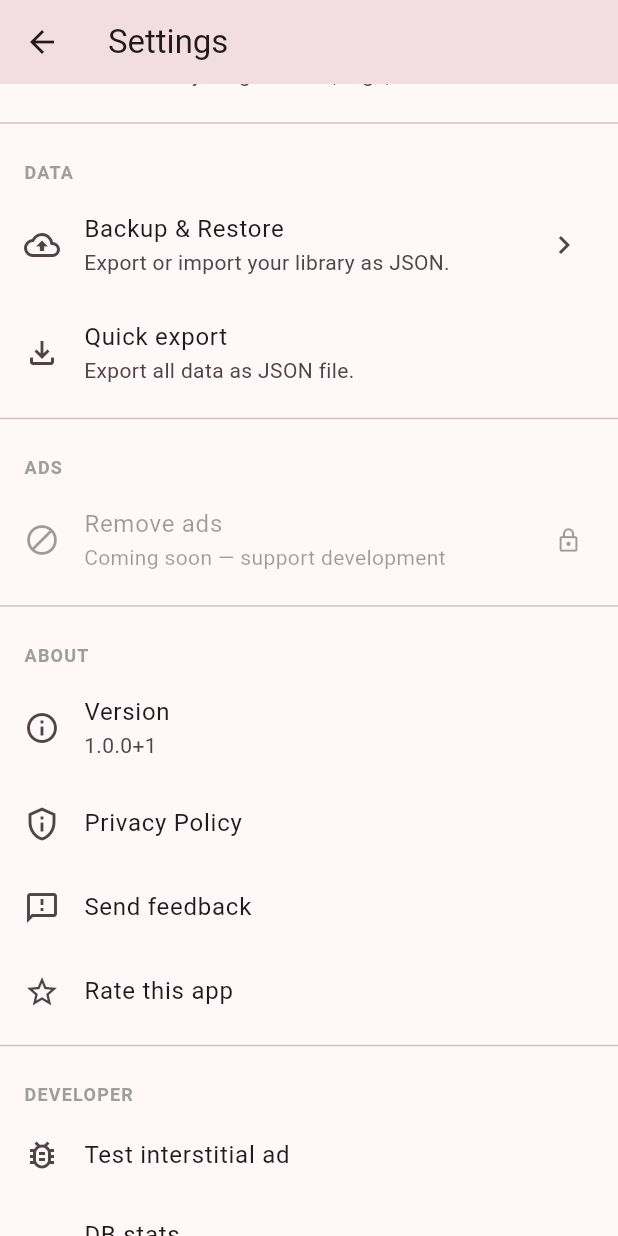
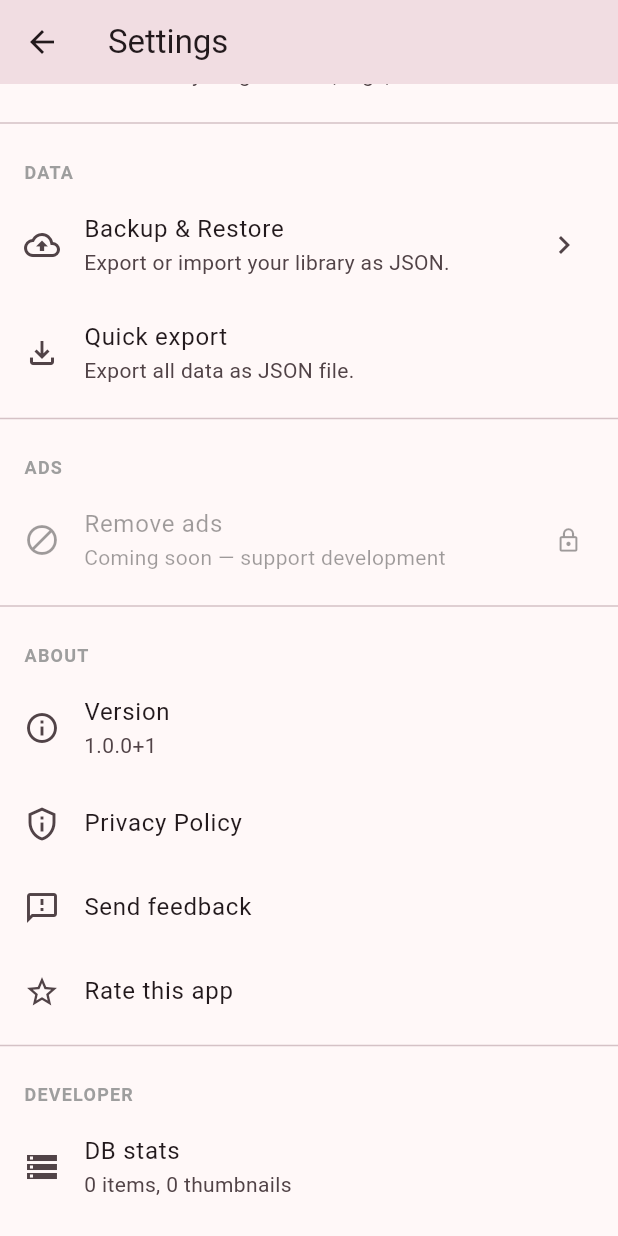
Before and after one commit to hoangsoft90/reclip, a Flutter app: the SettingsScreen screen opened directly with empty values, scrolled down 576 dp, on a phone screen of 412 x 824 dp. Run offline on Flutter 3.47's test engine with Material 3 defaults, Android fonts, the phone set to English and light mode, and no system bars; our stand-ins replace connectivity_plus, dio, drift, file_picker, flutter_cache_manager, flutter_riverpod and 5 more; missing offline and left inert: receive_sharing_intent; accounts and stored records are empty; generated files the repository leaves out were written again; network calls fail; statements that could not run were skipped.

Commit message:
chore: remove test interstitial ad menu from Settings
🤖 Generated with Codebuff
Co-Authored-By: Codebuff <noreply@codebuff.com>

```diff
--- a/lib/features/settings/presentation/settings_screen.dart
+++ b/lib/features/settings/presentation/settings_screen.dart
@@ -190,13 +190,6 @@ class _SettingsScreenState extends ConsumerState<SettingsScreen> {
             if (AppConfig.testAds) ...[
               const Divider(),
               _sectionHeader('Developer'),
-              ListTile(
-                leading: const Icon(Icons.bug_report_outlined),
-                title: const Text('Test interstitial ad'),
-                onTap: () => ScaffoldMessenger.of(context).showSnackBar(
-                  const SnackBar(content: Text('Interstitial ad loaded — check logcat')),
-                ),
-              ),
               ListTile(
                 leading: const Icon(Icons.storage_outlined),
                 title: const Text('DB stats'),
```
